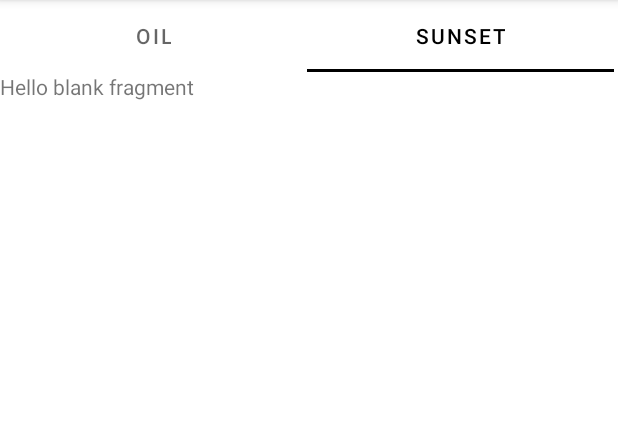
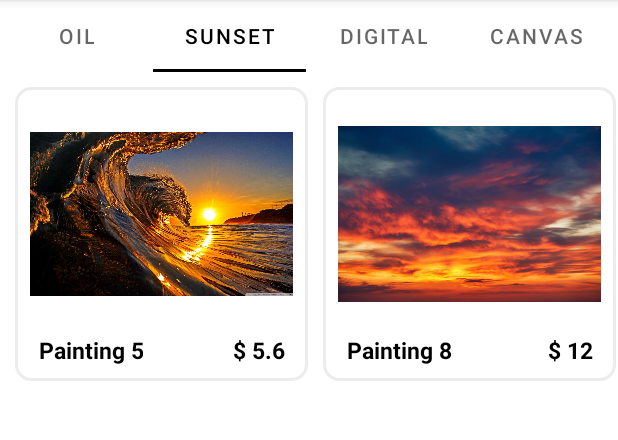
Before and after one commit to thebabycode/Power, an Android app: the favourites screen opened directly, with no data from a screen before it, tab 2 chosen, on a phone screen of 412 x 824 dp, the part 84-524 px from its top. Run offline under Robolectric (Android 15) with nearby library versions, the phone set to English and light mode, and no system bars.

Commit message:
RENAMED all fragments

```diff
--- a/app/src/main/java/com/example/powersale/favourites.java
+++ b/app/src/main/java/com/example/powersale/favourites.java
@@ -24,8 +24,10 @@ public class favourites extends AppCompatActivity {
         tabLayout.setupWithViewPager(viewPager);
 
         vpadapter Vpadapter = new vpadapter(getSupportFragmentManager(), FragmentPagerAdapter.BEHAVIOR_RESUME_ONLY_CURRENT_FRAGMENT);
-        Vpadapter.adddfragment(new oilfragment(), "Oil");
-        Vpadapter.adddfragment(new sunstfragment(), "Sunset");
+        Vpadapter.adddfragment(new fragment_oil(), "Oil");
+        Vpadapter.adddfragment(new fragment_snst(), "Sunset");
+        Vpadapter.adddfragment(new fragment_digital(), "Digital");
+        Vpadapter.adddfragment(new fragment_canvas(), "Canvas");
         viewPager.setAdapter(Vpadapter);
     }
 }
--- /dev/null
+++ b/app/src/main/java/com/example/powersale/fragment_canvas.java
@@ -0,0 +1,19 @@
+package com.example.powersale;
+
+import android.os.Bundle;
+
+import androidx.fragment.app.Fragment;
+
+import android.view.LayoutInflater;
+import android.view.View;
+import android.view.ViewGroup;
+
+public class fragment_canvas extends Fragment {
+
+    @Override
+    public View onCreateView(LayoutInflater inflater, ViewGroup container,
+                             Bundle savedInstanceState) {
+        // Inflate the layout for this fragment
+        return inflater.inflate(R.layout.fragment_canvasfragment, container, false);
+    }
+}
--- /dev/null
+++ b/app/src/main/java/com/example/powersale/fragment_digital.java
@@ -0,0 +1,20 @@
+package com.example.powersale;
+
+import android.os.Bundle;
+
+import androidx.fragment.app.Fragment;
+
+import android.view.LayoutInflater;
+import android.view.View;
+import android.view.ViewGroup;
+
+
+public class fragment_digital extends Fragment {
+
+    @Override
+    public View onCreateView(LayoutInflater inflater, ViewGroup container,
+                             Bundle savedInstanceState) {
+        // Inflate the layout for this fragment
+        return inflater.inflate(R.layout.fragment_digitalfragment, container, false);
+    }
+}
--- a/app/src/main/java/com/example/powersale/sunstfragment.java
+++ b/app/src/main/java/com/example/powersale/fragment_oil.java
@@ -8,13 +8,12 @@ import android.view.LayoutInflater;
 import android.view.View;
 import android.view.ViewGroup;
 
-
-public class sunstfragment extends Fragment {
+public class fragment_oil extends Fragment {
 
     @Override
     public View onCreateView(LayoutInflater inflater, ViewGroup container,
                              Bundle savedInstanceState) {
         // Inflate the layout for this fragment
-        return inflater.inflate(R.layout.fragment_snstfragment, container, false);
+        return inflater.inflate(R.layout.fragment_oilfragment, container, false);
     }
 }
--- a/app/src/main/java/com/example/powersale/oilfragment.java
+++ b/app/src/main/java/com/example/powersale/fragment_snst.java
@@ -8,12 +8,13 @@ import android.view.LayoutInflater;
 import android.view.View;
 import android.view.ViewGroup;
 
-public class oilfragment extends Fragment {
+
+public class fragment_snst extends Fragment {
 
     @Override
     public View onCreateView(LayoutInflater inflater, ViewGroup container,
                              Bundle savedInstanceState) {
         // Inflate the layout for this fragment
-        return inflater.inflate(R.layout.fragment_oilfragment, container, false);
+        return inflater.inflate(R.layout.fragment_snstfragment, container, false);
     }
 }
--- a/app/src/main/res/layout/activity_favourites.xml
+++ b/app/src/main/res/layout/activity_favourites.xml
@@ -14,7 +14,8 @@
         app:layout_constraintEnd_toEndOf="parent"
         app:layout_constraintHorizontal_bias="1.0"
         app:layout_constraintStart_toStartOf="parent"
-        tools:layout_editor_absoluteY="-3dp">
+        tools:layout_editor_absoluteY="-3dp"
+        android:layout_marginBottom="10dp">
 
         <com.google.android.material.tabs.TabItem
             android:layout_width="wrap_content"
--- /dev/null
+++ b/app/src/main/res/layout/fragment_canvasfragment.xml
@@ -0,0 +1,16 @@
+<?xml version="1.0" encoding="utf-8"?>
+<FrameLayout xmlns:android="http://schemas.android.com/apk/res/android"
+    xmlns:tools="http://schemas.android.com/tools"
+    android:layout_width="match_parent"
+    android:layout_height="match_parent"
+    tools:context=".fragment_canvas">
+
+    <!-- TODO: Update blank fragment layout -->
+    <TextView
+        android:layout_width="match_parent"
+        android:layout_height="match_parent"
+        android:gravity="center"
+        android:textColor="@color/black"
+        android:text="You have no Favourites under Canvas Paintings"  />
+
+</FrameLayout>
--- /dev/null
+++ b/app/src/main/res/layout/fragment_digitalfragment.xml
@@ -0,0 +1,16 @@
+<?xml version="1.0" encoding="utf-8"?>
+<FrameLayout xmlns:android="http://schemas.android.com/apk/res/android"
+    xmlns:tools="http://schemas.android.com/tools"
+    android:layout_width="match_parent"
+    android:layout_height="match_parent"
+    tools:context=".fragment_digital">
+
+    <!-- TODO: Update blank fragment layout -->
+    <TextView
+        android:layout_width="match_parent"
+        android:layout_height="match_parent"
+        android:gravity="center"
+        android:textColor="@color/black"
+        android:text="You have no Favourites under Digital Paintings" />
+
+</FrameLayout>
--- a/app/src/main/res/layout/fragment_oilfragment.xml
+++ b/app/src/main/res/layout/fragment_oilfragment.xml
@@ -3,7 +3,7 @@
     xmlns:tools="http://schemas.android.com/tools"
     android:layout_width="match_parent"
     android:layout_height="match_parent"
-    tools:context=".oilfragment">
+    tools:context=".fragment_oil">
 
     <!-- TODO: Update blank fragment layout -->
 
--- a/app/src/main/res/layout/fragment_snstfragment.xml
+++ b/app/src/main/res/layout/fragment_snstfragment.xml
@@ -3,12 +3,98 @@
     xmlns:tools="http://schemas.android.com/tools"
     android:layout_width="match_parent"
     android:layout_height="match_parent"
-    tools:context=".sunstfragment">
+    tools:context=".fragment_snst">
 
     <!-- TODO: Update blank fragment layout -->
-    <TextView
+    <LinearLayout
         android:layout_width="match_parent"
         android:layout_height="match_parent"
-        android:text="@string/hello_blank_fragment" />
+        android:orientation="vertical">
+        <LinearLayout
+            android:layout_width="match_parent"
+            android:layout_height="wrap_content">
+            <RelativeLayout
+                android:id="@+id/layout_snst1"
+                android:layout_width="wrap_content"
+                android:layout_height="wrap_content"
+                android:layout_marginLeft="10dp"
+                android:background="@drawable/customborder">
+
+                <ImageButton
+                    android:id="@+id/snst1_btn"
+                    android:layout_width="175dp"
+                    android:layout_height="200dp"
+                    android:layout_marginTop="-25dp"
+                    android:background="@color/white"
+                    android:scaleType="fitCenter"
+                    android:src="@drawable/snst1" />
+
+                <TextView
+                    android:layout_width="wrap_content"
+                    android:layout_height="wrap_content"
+                    android:layout_below="@+id/snst1_btn"
+                    android:layout_marginLeft="5dp"
+                    android:layout_marginTop="-20dp"
+                    android:gravity="right"
+                    android:text="Painting 5"
+                    android:textColor="#000000"
+                    android:textSize="15dp"
+                    android:textStyle="bold" />
+
+                <TextView
+                    android:layout_width="wrap_content"
+                    android:layout_height="wrap_content"
+                    android:layout_below="@+id/snst1_btn"
+                    android:layout_alignRight="@+id/snst1_btn"
+                    android:layout_marginTop="-20dp"
+                    android:layout_marginRight="5dp"
+                    android:gravity="right"
+                    android:text="$ 5.6"
+                    android:textColor="#000000"
+                    android:textSize="15dp"
+                    android:textStyle="bold" />
+            </RelativeLayout>
+
+            <RelativeLayout
+                android:layout_width="wrap_content"
+                android:layout_height="wrap_content"
+                android:layout_marginLeft="10dp"
+                android:background="@drawable/customborder">
+
+                <ImageView
+                    android:id="@+id/snst4"
+                    android:layout_width="175dp"
+                    android:layout_height="200dp"
+                    android:layout_marginTop="-25dp"
+                    android:src="@drawable/snst4" />
+
+                <TextView
+                    android:layout_width="wrap_content"
+                    android:layout_height="wrap_content"
+                    android:layout_below="@+id/snst4"
+                    android:layout_marginLeft="5dp"
+                    android:layout_marginTop="-20dp"
+                    android:gravity="right"
+                    android:text="Painting 8"
+                    android:textColor="#000000"
+                    android:textSize="15dp"
+                    android:textStyle="bold" />
+
+                <TextView
+                    android:layout_width="wrap_content"
+                    android:layout_height="wrap_content"
+                    android:layout_below="@+id/snst4"
+                    android:layout_alignRight="@+id/snst4"
+                    android:layout_marginTop="-20dp"
+                    android:layout_marginRight="5dp"
+                    android:gravity="right"
+                    android:text="$ 12"
+                    android:textColor="#000000"
+                    android:textSize="15dp"
+                    android:textStyle="bold" />
+            </RelativeLayout>
+        </LinearLayout>
+    </LinearLayout>
+
 
 </FrameLayout>
```
Also changed, not shown: app/src/main/res/values/strings.xml (+1 -1 lines).
